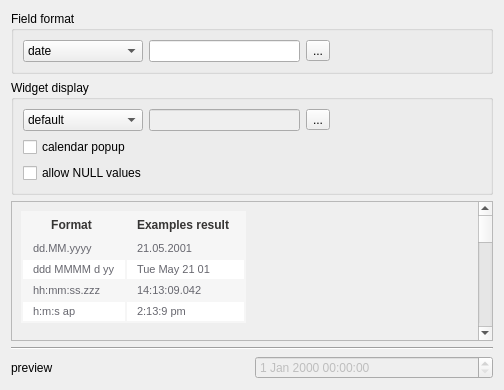
The window that src/ui/editorwidgets/qgsdatetimeeditconfig.ui (nextgis/nextgisqgis) describes before a commit, drawn with Qt 5.
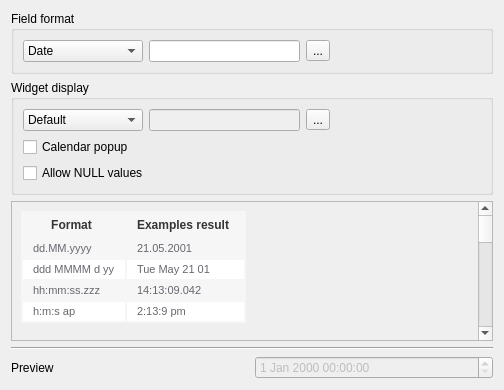
The same window after the commit. Icons and pictures are not drawn.

What changed in the file:
```diff
--- a/src/ui/editorwidgets/qgsdatetimeeditconfig.ui
+++ b/src/ui/editorwidgets/qgsdatetimeeditconfig.ui
@@ -82,7 +82,7 @@
         </property>
         <item>
          <property name="text">
-          <string>date</string>
+          <string>Date</string>
          </property>
         </item>
         <item>
@@ -181,7 +181,7 @@
         </property>
         <item>
          <property name="text">
-          <string>default</string>
+          <string>Default</string>
          </property>
         </item>
         <item>
@@ -214,14 +214,14 @@
          <enum>Qt::LeftToRight</enum>
         </property>
         <property name="text">
-         <string>calendar popup</string>
+         <string>Calendar popup</string>
         </property>
        </widget>
       </item>
       <item row="2" column="0" colspan="2">
        <widget class="QCheckBox" name="mAllowNullCheckBox">
         <property name="text">
-         <string>allow NULL values</string>
+         <string>Allow NULL values</string>
         </property>
        </widget>
       </item>
@@ -233,7 +233,7 @@
      <item>
       <widget class="QLabel" name="label">
        <property name="text">
-        <string>preview</string>
+        <string>Preview</string>
        </property>
       </widget>
      </item>
```
Left out of the diff: 8 changed lines with no effect on the pictures.
